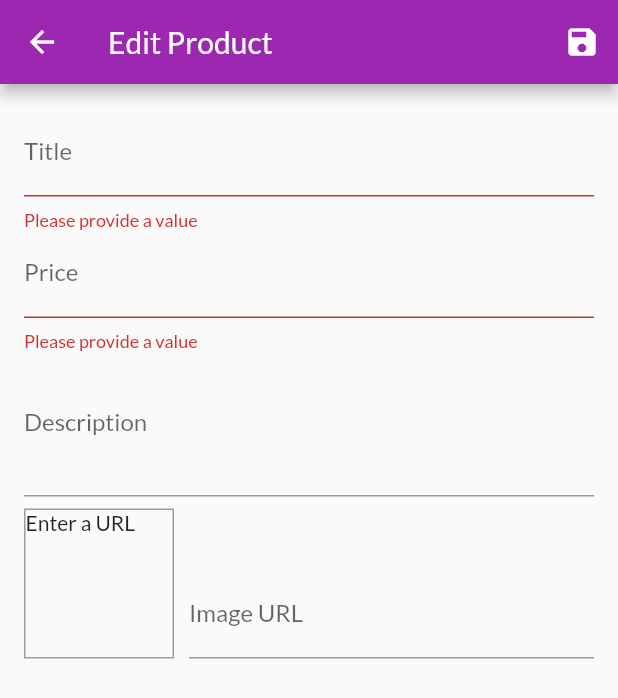
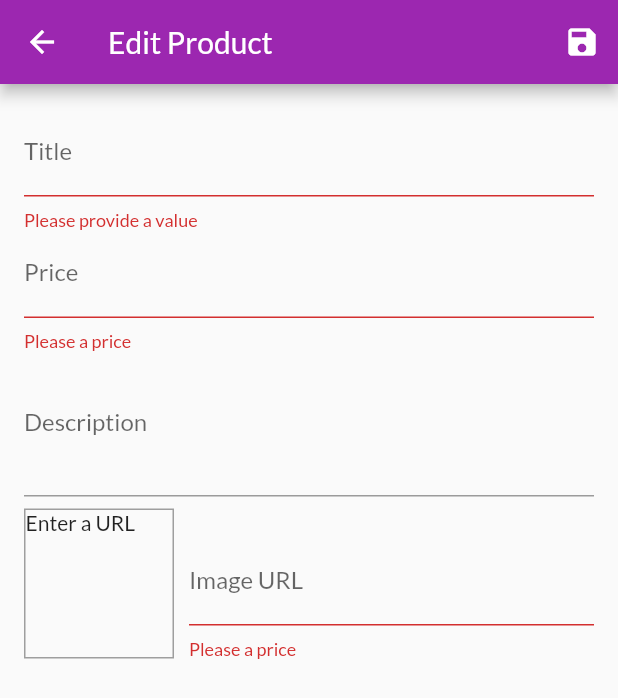
Before and after one commit to Hazrulidham28/shop_application, a Flutter app: the EditProductScreen screen opened by its route, after a tap on the "save" icon, on a phone screen of 412 x 824 dp. Shown: the top 698 px of the screen. Run offline on Flutter 3.47's test engine with Material 2 defaults, Android fonts, the phone set to English and light mode, and no system bars; missing offline and left inert: dart:ffi; network calls fail.

Commit message:
edit product

```diff
--- a/lib/screen/edit_product_screen.dart
+++ b/lib/screen/edit_product_screen.dart
@@ -1,7 +1,9 @@
 import 'dart:ffi';
 
 import 'package:flutter/material.dart';
+import 'package:provider/provider.dart';
 import 'package:shop_application/provider/product.dart';
+import 'package:shop_application/provider/products_provider.dart';
 
 class EditProductScreen extends StatefulWidget {
   static const routeName = '/edit-product';
@@ -28,12 +30,40 @@ class _EditProductScreenState extends State<EditProductScreen> {
     imageUrl: '',
   );
 
+  var _initValues = {
+    'title': '',
+    'description': '',
+    'price': '',
+    'imageURL': '',
+  };
+
   @override
   void initState() {
     // TODO: implement initState
 
     _imageUrlFocusNode.addListener(_updateImageUrl);
     super.initState();
+  }
+
+  var _isInit = true;
+
+  @override
+  void didChangeDependencies() {
+    if (_isInit) {
+      final productId = ModalRoute.of(context)!.settings.arguments;
+      if (productId != null && productId is String) {
+        _editedProduct =
+            Provider.of<Products>(context, listen: false).findById(productId);
+        _initValues = {
+          'title': _editedProduct.title,
+          'description': _editedProduct.description,
+          'price': _editedProduct.price.toString(),
+          'imageURL': _editedProduct.imageUrl,
+        };
+      }
+    }
+
+    super.didChangeDependencies();
   }
 
   @override
@@ -62,11 +92,9 @@ class _EditProductScreenState extends State<EditProductScreen> {
     if (!isValid) {
       return;
     }
-    _form.currentState!.validate();
     _form.currentState!.save();
-    print(_editedProduct.title);
-    print(_editedProduct.description);
-    print(_editedProduct.price);
+    Provider.of<Products>(context, listen: false).addproduct(_editedProduct);
+    Navigator.of(context).pop();
   }
 
   @override
@@ -116,6 +144,7 @@ class _EditProductScreenState extends State<EditProductScreen> {
                     return null;
                   }
                 },
+                initialValue: _initValues['title'],
               ),
               TextFormField(
                 decoration: InputDecoration(
@@ -138,11 +167,15 @@ class _EditProductScreenState extends State<EditProductScreen> {
                 },
                 validator: (value) {
                   if (value!.isEmpty) {
-                    return 'Please provide a value';
+                    return 'Please a price';
+                  }
+                  if (double.tryParse(value) == null) {
+                    return 'Please enter a valid number';
                   } else {
                     return null;
                   }
                 },
+                initialValue: _initValues['price'],
               ),
               TextFormField(
                 decoration: InputDecoration(
@@ -165,6 +198,7 @@ class _EditProductScreenState extends State<EditProductScreen> {
                     imageUrl: _editedProduct.imageUrl,
                   );
                 },
+                initialValue: _initValues['description'],
               ),
               Row(
                 crossAxisAlignment: CrossAxisAlignment.end,
@@ -205,6 +239,17 @@ class _EditProductScreenState extends State<EditProductScreen> {
                           imageUrl: value as String,
                         );
                       },
+                      validator: (value) {
+                        if (value!.isEmpty) {
+                          return 'Please a price';
+                        }
+                        if (!value.startsWith('http') &&
+                            !value.startsWith('https')) {
+                          return 'Please enter a valid URL';
+                        } else {
+                          return null;
+                        }
+                      },
                     ),
                   ),
                 ],
--- a/lib/screen/user_products_screen.dart
+++ b/lib/screen/user_products_screen.dart
@@ -33,7 +33,10 @@ class UserProductsScreen extends StatelessWidget {
           itemBuilder: (_, i) => Column(
             children: [
               UserProductItem(
-                  productsData.items[i].title, productsData.items[i].imageUrl),
+                productsData.items[i].id,
+                productsData.items[i].title,
+                productsData.items[i].imageUrl,
+              ),
               Divider(),
             ],
           ),
```
Also changed, not shown: lib/provider/products_provider.dart (+9 -1 lines), lib/widgets/user_product_item.dart (+7 -2 lines).
